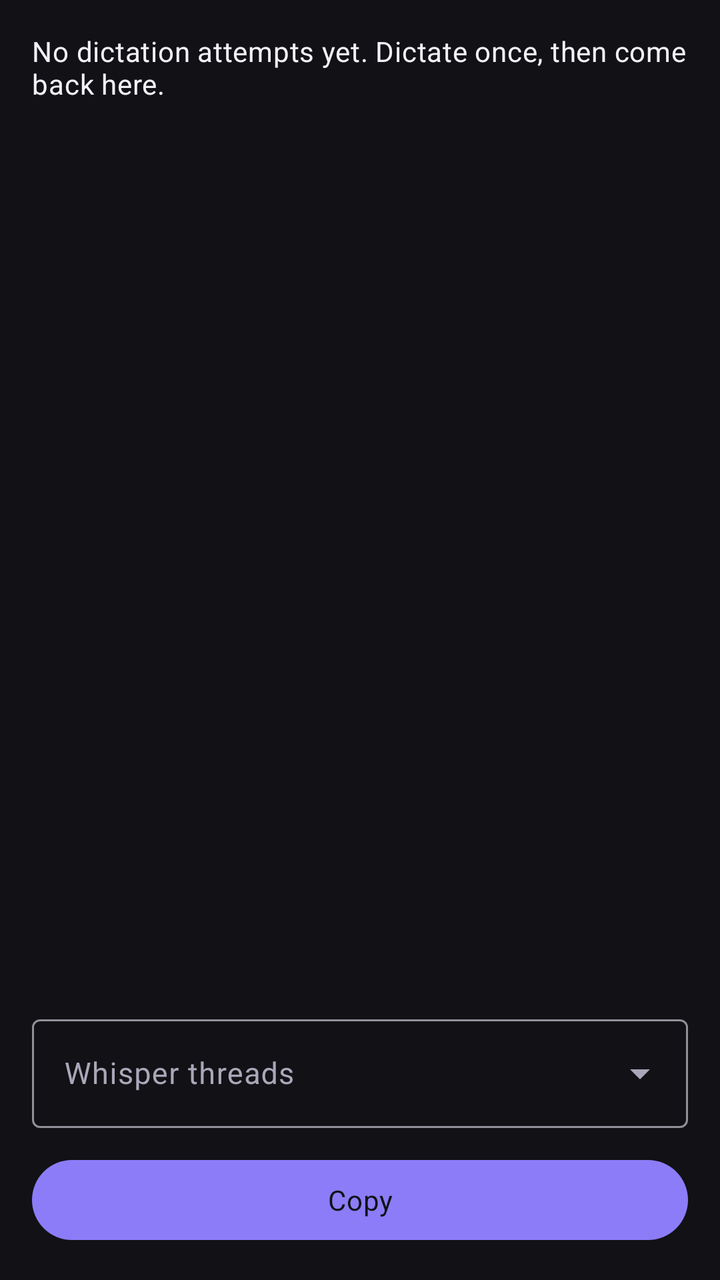
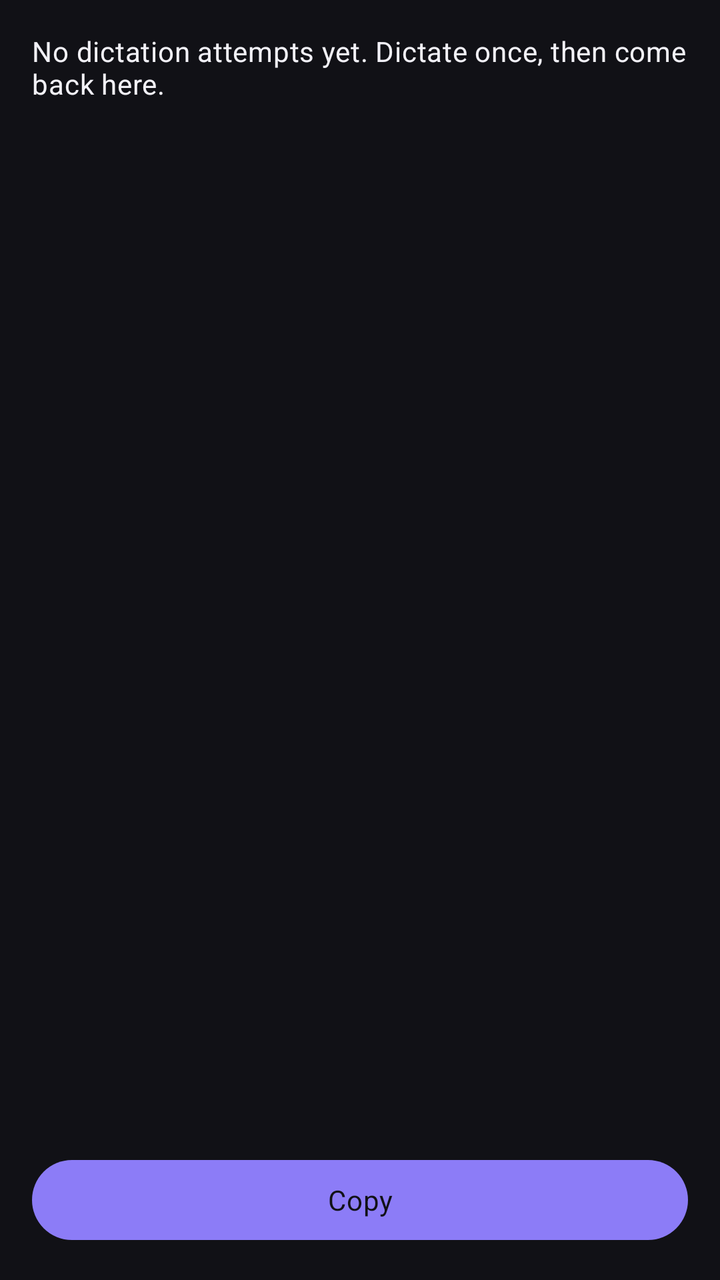

Before-and-after screenshots of an Android layout around one commit, followed by the original layout XML and the change that was made.
<!-- AndroidManifest.xml: application theme Theme.Wirl -->
<!-- res/layout/activity_diagnostics.xml -->
<?xml version="1.0" encoding="utf-8"?>
<LinearLayout xmlns:android="http://schemas.android.com/apk/res/android"
    xmlns:app="http://schemas.android.com/apk/res-auto"
    android:layout_width="match_parent"
    android:layout_height="match_parent"
    android:fitsSystemWindows="true"
    android:orientation="vertical"
    android:padding="16dp">

    <TextView
        android:id="@+id/diagnosticsEmpty"
        android:layout_width="match_parent"
        android:layout_height="wrap_content"
        android:text="@string/diagnostics_empty"
        android:textAppearance="?attr/textAppearanceBodyMedium" />

    <ScrollView
        android:layout_width="match_parent"
        android:layout_height="0dp"
        android:layout_weight="1">

        <TextView
            android:id="@+id/diagnosticsText"
            android:layout_width="match_parent"
            android:layout_height="wrap_content"
            android:fontFamily="monospace"
            android:textIsSelectable="true"
            android:textAppearance="?attr/textAppearanceBodySmall" />
    </ScrollView>

    <com.google.android.material.textfield.TextInputLayout
        style="@style/Widget.Material3.TextInputLayout.OutlinedBox.ExposedDropdownMenu"
        android:layout_width="match_parent"
        android:layout_height="wrap_content"
        android:layout_marginTop="12dp"
        android:hint="@string/whisper_threads_title">

        <com.google.android.material.textfield.MaterialAutoCompleteTextView
            android:id="@+id/threadsChoice"
            android:layout_width="match_parent"
            android:layout_height="wrap_content"
            android:inputType="none" />
    </com.google.android.material.textfield.TextInputLayout>

    <com.google.android.material.button.MaterialButton
        android:id="@+id/copyDiagnostics"
        style="@style/Widget.Material3.Button"
        android:layout_width="match_parent"
        android:layout_height="wrap_content"
        android:layout_marginTop="12dp"
        android:text="@string/copy" />
</LinearLayout>
<!-- resources referenced by this layout -->
<resources>
  <string name="copy">Copy</string>
  <string name="diagnostics_empty">No dictation attempts yet. Dictate once, then come back here.</string>
  <string name="whisper_threads_title">Whisper threads</string>
  <style name="Theme.Wirl" parent="Theme.Material3.Dark.NoActionBar">
          <item name="colorPrimary">@color/settings_accent</item>
          <item name="colorOnPrimary">@color/settings_bg</item>
          <item name="colorPrimaryContainer">@color/brand_light</item>
          <item name="colorOnPrimaryContainer">@color/brand_dark</item>
          <item name="colorSecondary">@color/settings_accent</item>
          <item name="colorSurface">@color/settings_bg</item>
          <item name="colorOnSurface">@color/settings_text</item>
          <item name="colorOnSurfaceVariant">@color/settings_text_secondary</item>
          <item name="colorSurfaceContainerLow">@color/settings_card</item>
          <item name="colorSurfaceContainer">@color/settings_card</item>
          <item name="colorSurfaceContainerHigh">@color/settings_card</item>
          <item name="colorSurfaceContainerHighest">@color/settings_card</item>
          <item name="colorOutlineVariant">@color/settings_border</item>
          <item name="android:colorBackground">@color/settings_bg</item>
          <item name="android:textColorPrimary">@color/settings_text</item>
          <item name="android:textColorSecondary">@color/settings_text_secondary</item>
          <item name="android:statusBarColor">@color/settings_bg</item>
          <item name="android:navigationBarColor">@color/settings_bg</item>
          <item name="textAppearanceTitleLarge">@style/Wirl.TextAppearance.Title</item>
          <item name="textAppearanceTitleMedium">@style/Wirl.TextAppearance.TitleMedium</item>
          <item name="textAppearanceBodyLarge">@style/Wirl.TextAppearance.Body</item>
          <item name="textAppearanceBodyMedium">@style/Wirl.TextAppearance.BodyMedium</item>
          <item name="textAppearanceBodySmall">@style/Wirl.TextAppearance.Caption</item>
          <item name="textAppearanceLabelLarge">@style/Wirl.TextAppearance.BodyMedium</item>
      </style>
  <color name="settings_accent">#8C7CF7</color>
  <color name="settings_bg">#111116</color>
  <color name="brand_light">#2A2650</color>
  <color name="brand_dark">#B3A9FF</color>
  <color name="settings_text">#F2F1F7</color>
  <color name="settings_text_secondary">#A9A7B8</color>
  <color name="settings_card">#1C1B24</color>
  <color name="settings_border">#2C2A38</color>
  <style name="Wirl.TextAppearance.Title" parent="TextAppearance.Material3.TitleLarge">
          <item name="android:fontFamily">@font/manrope</item>
          <item name="android:textSize">22sp</item>
      </style>
  <style name="Wirl.TextAppearance.TitleMedium" parent="TextAppearance.Material3.TitleMedium">
          <item name="android:fontFamily">@font/manrope</item>
          <item name="android:textSize">17sp</item>
      </style>
  <style name="Wirl.TextAppearance.Body" parent="TextAppearance.Material3.BodyLarge">
          <item name="android:fontFamily">@font/manrope</item>
          <item name="android:textSize">15sp</item>
      </style>
  <style name="Wirl.TextAppearance.BodyMedium" parent="TextAppearance.Material3.BodyMedium">
          <item name="android:fontFamily">@font/manrope</item>
          <item name="android:textSize">14sp</item>
      </style>
  <style name="Wirl.TextAppearance.Caption" parent="TextAppearance.Material3.BodySmall">
          <item name="android:fontFamily">@font/manrope</item>
          <item name="android:textSize">13sp</item>
      </style>
</resources>

<!-- the commit's change to res/layout/activity_diagnostics.xml (unified diff, before → after) -->
@@ -28,19 +28,6 @@
             android:textAppearance="?attr/textAppearanceBodySmall" />
     </ScrollView>
 
-    <com.google.android.material.textfield.TextInputLayout
-        style="@style/Widget.Material3.TextInputLayout.OutlinedBox.ExposedDropdownMenu"
-        android:layout_width="match_parent"
-        android:layout_height="wrap_content"
-        android:layout_marginTop="12dp"
-        android:hint="@string/whisper_threads_title">
-
-        <com.google.android.material.textfield.MaterialAutoCompleteTextView
-            android:id="@+id/threadsChoice"
-            android:layout_width="match_parent"
-            android:layout_height="wrap_content"
-            android:inputType="none" />
-    </com.google.android.material.textfield.TextInputLayout>
 
     <com.google.android.material.button.MaterialButton
         android:id="@+id/copyDiagnostics"
<!-- resource entries referenced after the edit -->
@@ -2,7 +2,6 @@
 <resources>
   <string name="copy">Copy</string>
   <string name="diagnostics_empty">No dictation attempts yet. Dictate once, then come back here.</string>
-  <string name="whisper_threads_title">Whisper threads</string>
   <style name="Theme.Wirl" parent="Theme.Material3.Dark.NoActionBar">
           <item name="colorPrimary">@color/settings_accent</item>
           <item name="colorOnPrimary">@color/settings_bg</item>
